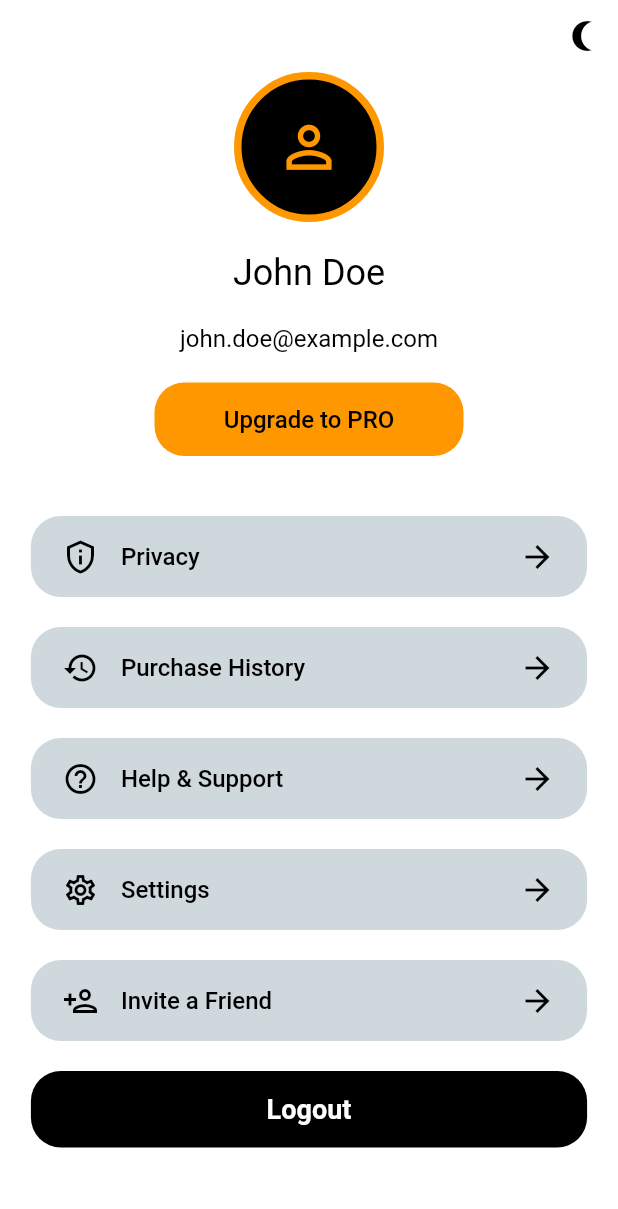
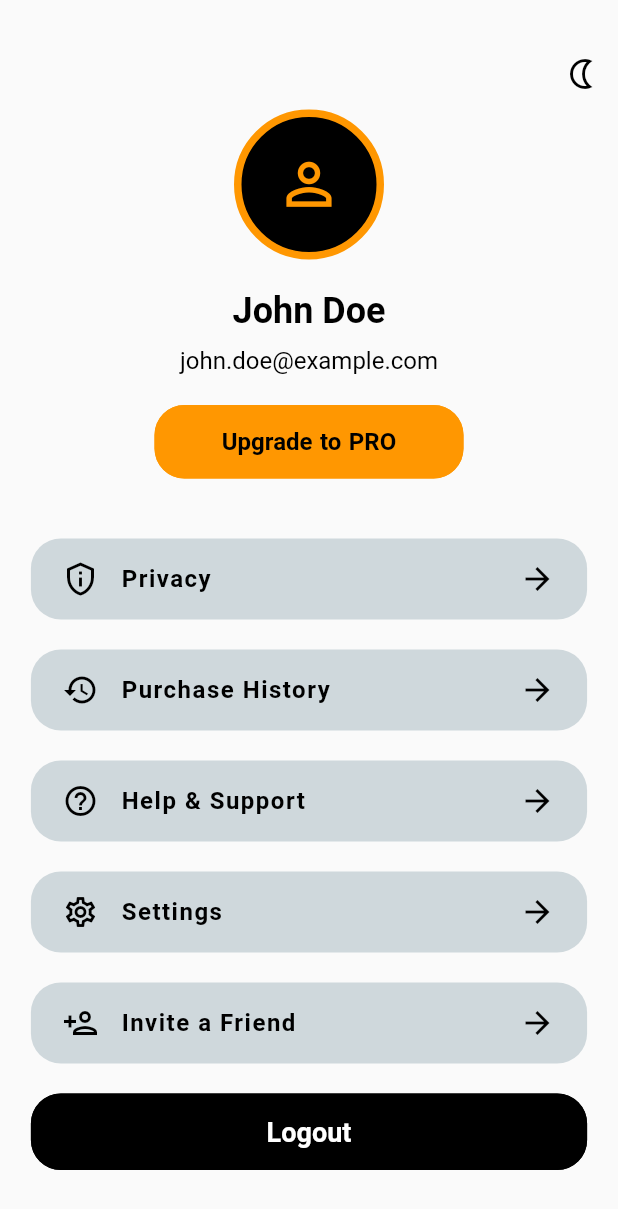
Before and after one commit to MohammadMazin/xgrid_intern, a Flutter app: the screen it shows after launch, on a phone screen of 412 x 824 dp. Shown: the top 1209 px of the screen. Run offline on Flutter 3.47's test engine with Material 2 defaults, Android fonts, the phone set to English and light mode, and no system bars.

Commit message:
all tasks implemented

```diff
--- a/lib/main.dart
+++ b/lib/main.dart
@@ -21,24 +21,21 @@ class MainApp extends StatefulWidget {
 DarkThemeProvider themeChangeProvider = new DarkThemeProvider();
 
 class _MainAppState extends State<MainApp> {
-  bool _themeMode = themeChangeProvider.darkTheme;
+  // bool _themeMode = ThemeMode.system;
 
   void changeTheme() {
     // swap between light and dark mode using provider
-    themeChangeProvider.darkTheme = !themeChangeProvider.darkTheme;
-    setState(() {
-      _themeMode = themeChangeProvider.darkTheme;
-    });
+    themeChangeProvider.setDarkTheme(!themeChangeProvider.darkTheme);
   }
 
   @override
   Widget build(BuildContext context) {
     return ChangeNotifierProvider(
-      create: (_) => DarkThemeProvider(),
+      create: (_) => themeChangeProvider,
       child: Consumer<DarkThemeProvider>(
         builder: (BuildContext context, value, Widget? child) => MaterialApp(
           theme: lightTheme,
-          themeMode: _themeMode ? ThemeMode.dark : ThemeMode.light,
+          themeMode: value.darkTheme ? ThemeMode.dark : ThemeMode.light,
           darkTheme: darkTheme,
           home: Profile(),
         ),
--- a/lib/pages/profile.dart
+++ b/lib/pages/profile.dart
@@ -14,9 +14,21 @@ class Profile extends StatelessWidget {
 
   @override
   Widget build(BuildContext context) {
-    final themeChange = Provider.of<DarkThemeProvider>(context);
+    final themeProvider = Provider.of<DarkThemeProvider>(context);
+
+    Icon renderIcon() {
+      if (themeProvider.darkTheme) {
+        return const Icon(Icons.wb_sunny_outlined);
+      } else {
+        return const Icon(Icons.nightlight_outlined);
+      }
+    }
+
     return Scaffold(
       body: Container(
+        padding: const EdgeInsets.only(
+          top: 25,
+        ),
         child: Column(
           mainAxisAlignment: MainAxisAlignment.start,
           children: [
@@ -24,7 +36,7 @@ class Profile extends StatelessWidget {
               mainAxisAlignment: MainAxisAlignment.end,
               children: [
                 IconButton(
-                icon: const Icon(Icons.nightlight_round_outlined),
+                  icon: renderIcon(),
                   onPressed: () =>
                       // set theme to opposite of current
                       MainApp.of(context).changeTheme(),
@@ -37,7 +49,7 @@ class Profile extends StatelessWidget {
               'John Doe',
               style: Theme.of(context).textTheme.displayMedium,
             ),
-          SizedBox(height: GAP),
+            SizedBox(height: GAP / 2),
             Text(
               'john.doe@example.com',
               style: Theme.of(context).textTheme.displaySmall,
@@ -47,6 +59,7 @@ class Profile extends StatelessWidget {
               text: 'Upgrade to PRO',
               color: primaryColor,
               width: 0.5,
+              fontWeight: FontWeight.bold,
             ),
             SizedBox(height: GAP * 2),
             const SettingsButton(
@@ -81,29 +94,8 @@ class Profile extends StatelessWidget {
             ),
             SizedBox(height: GAP),
           ],
-      )),
+        ),
+      ),
     );
   }
 }
-
-// Column(
-//           mainAxisAlignment: MainAxisAlignment.center,
-//           children: <Widget>[
-//             Text(
-//               'Choose your theme:',
-//             ),
-//             Row(
-//               mainAxisAlignment: MainAxisAlignment.spaceEvenly,
-//               children: [
-//                 ElevatedButton(
-//                     onPressed: () =>
-//                         MainApp.of(context).changeTheme(ThemeMode.light),
-//                     child: Text('Light')),
-//                 ElevatedButton(
-//                     onPressed: () =>
-//                         MainApp.of(context).changeTheme(ThemeMode.dark),
-//                     child: Text('Dark')),
-//               ],
-//             ),
-//           ],
-//         ),
--- a/lib/utils/DarkThemeProvider.dart
+++ b/lib/utils/DarkThemeProvider.dart
@@ -5,7 +5,7 @@ class DarkThemeProvider with ChangeNotifier {
 
   bool get darkTheme => _darkTheme;
 
-  set darkTheme(bool value) {
+  setDarkTheme(bool value) {
     _darkTheme = value;
     notifyListeners();
   }
--- a/lib/utils/ThemeData.dart
+++ b/lib/utils/ThemeData.dart
@@ -16,15 +16,15 @@ const DISPLAY_MEDIUM_FONT_SIZE = 24.0;
 final lightTheme = ThemeData(
   primaryColor: primaryColor,
   elevatedButtonTheme: elevatedButtonTheme,
-  scaffoldBackgroundColor: Colors.white,
+  scaffoldBackgroundColor: Color.fromARGB(255, 250, 250, 250),
   iconTheme: const IconThemeData(
     color: Colors.black,
   ),
   textTheme: const TextTheme(
     displayMedium: TextStyle(
-      fontSize: DISPLAY_MEDIUM_FONT_SIZE,
-      color: Colors.black,
-    ),
+        fontSize: DISPLAY_MEDIUM_FONT_SIZE,
+        color: Colors.black,
+        fontWeight: FontWeight.bold),
     displaySmall: TextStyle(
       fontSize: DISPLAY_SMALL_FONT_SIZE,
       color: Colors.black,
@@ -35,15 +35,15 @@ final lightTheme = ThemeData(
 final darkTheme = ThemeData(
   primaryColor: primaryColor,
   elevatedButtonTheme: elevatedButtonTheme,
-  scaffoldBackgroundColor: Colors.grey[900],
+  scaffoldBackgroundColor: Color.fromARGB(255, 23, 22, 32),
   iconTheme: const IconThemeData(
     color: Colors.white,
   ),
   textTheme: const TextTheme(
     displayMedium: TextStyle(
-      fontSize: DISPLAY_MEDIUM_FONT_SIZE,
-      color: Colors.white,
-    ),
+        fontSize: DISPLAY_MEDIUM_FONT_SIZE,
+        color: Colors.white,
+        fontWeight: FontWeight.bold),
     displaySmall: TextStyle(
       fontSize: DISPLAY_SMALL_FONT_SIZE,
       color: Colors.white,
--- a/lib/widgets/button.dart
+++ b/lib/widgets/button.dart
@@ -1,4 +1,6 @@
 import 'package:flutter/material.dart';
+import 'package:provider/provider.dart';
+import 'package:xgrid_internship/utils/DarkThemeProvider.dart';
 import 'package:xgrid_internship/utils/ThemeData.dart';
 
 class Button extends StatelessWidget {
@@ -18,10 +20,12 @@ class Button extends StatelessWidget {
 
   @override
   Widget build(BuildContext context) {
+    final themeProvider = Provider.of<DarkThemeProvider>(context);
+
     Color buttonColor() {
       if (color == null) {
-        if (Theme.of(context).brightness == Brightness.dark) {
-          return Colors.black;
+        if (themeProvider.darkTheme) {
+          return Color.fromARGB(255, 212, 212, 212);
         } else {
           return Colors.black;
         }
@@ -32,13 +36,21 @@ class Button extends StatelessWidget {
 
     Color buttonTextColor() {
       if (color == null) {
-        if (Theme.of(context).brightness == Brightness.dark) {
-          return Colors.white;
+        if (themeProvider.darkTheme) {
+          return Colors.black;
         } else {
           return Colors.white;
         }
       } else {
         return Colors.black;
+      }
+    }
+
+    Color buttonBorderColor() {
+      if (color == null) {
+        return Colors.black;
+      } else {
+        return color!;
       }
     }
 
@@ -48,15 +60,18 @@ class Button extends StatelessWidget {
         onPressed: () {},
         style: ElevatedButton.styleFrom(
           backgroundColor: buttonColor(),
+          side: BorderSide(color: buttonBorderColor(), width: 5),
         ),
         child: Padding(
           padding: const EdgeInsets.symmetric(horizontal: 5, vertical: 15),
           child: Text(
             text,
             style: TextStyle(
-                color: buttonTextColor(),
-                fontWeight: fontWeight,
-                fontSize: fontSize),
+              color: buttonTextColor(),
+              fontWeight: fontWeight,
+              fontSize: fontSize,
+              wordSpacing: 1,
+            ),
             textAlign: TextAlign.center,
           ),
         ),
--- a/lib/widgets/profilePicture.dart
+++ b/lib/widgets/profilePicture.dart
@@ -6,7 +6,6 @@ class ProfilePicture extends StatelessWidget {
 
   @override
   Widget build(BuildContext context) {
-    // circular avatar with yellow border
     return Container(
         width: 100,
         height: 100,
@@ -14,7 +13,6 @@ class ProfilePicture extends StatelessWidget {
           color: Colors.black,
           shape: BoxShape.circle,
           border: Border.all(
-            // primary color of theme
             color: Theme.of(context).primaryColor,
             width: 5.0,
           ),
--- a/lib/widgets/settingsButton.dart
+++ b/lib/widgets/settingsButton.dart
@@ -28,11 +28,15 @@ class SettingsButton extends StatelessWidget {
               style: const TextStyle(
                 fontSize: 16,
                 color: Colors.black,
-                fontWeight: FontWeight.w500,
+                fontWeight: FontWeight.bold,
+                letterSpacing: 1,
               ),
             ),
             const Spacer(),
-            const Icon(Icons.arrow_forward, color: Colors.black),
+            const Icon(
+              Icons.arrow_forward,
+              color: Colors.black,
+            ),
           ]),
         ),
       ),
```
Also changed, not shown: lib/utils/Styles.dart (deleted, +0 -28 lines). Lines whose indentation alone changed are shown as unchanged.
